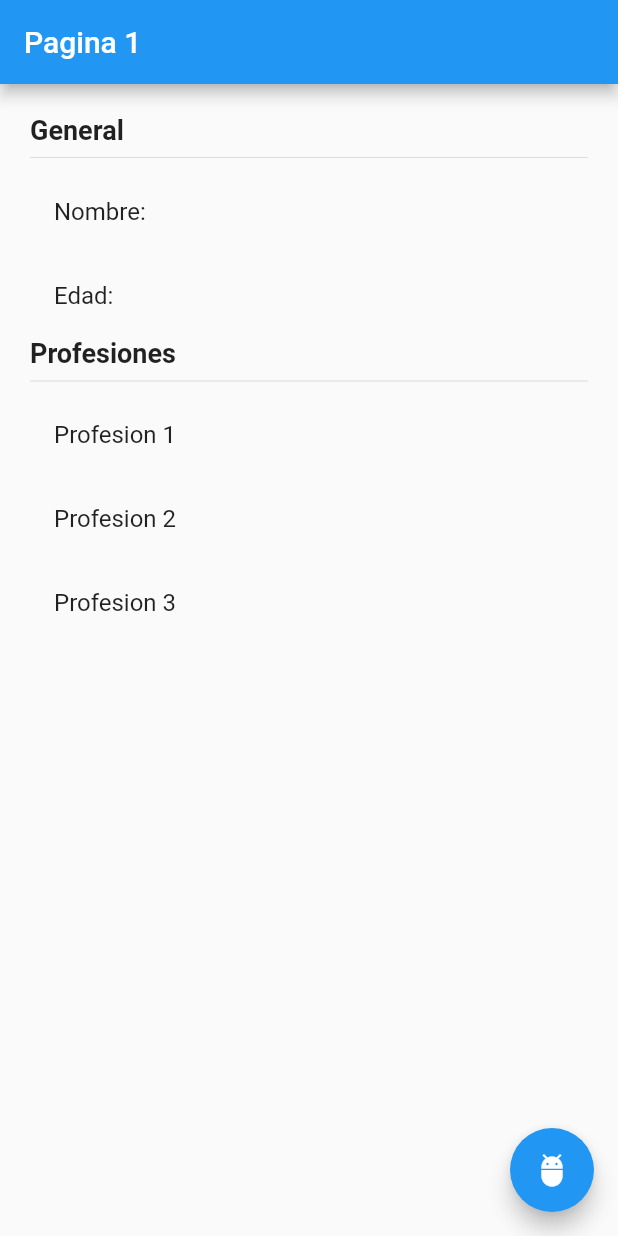
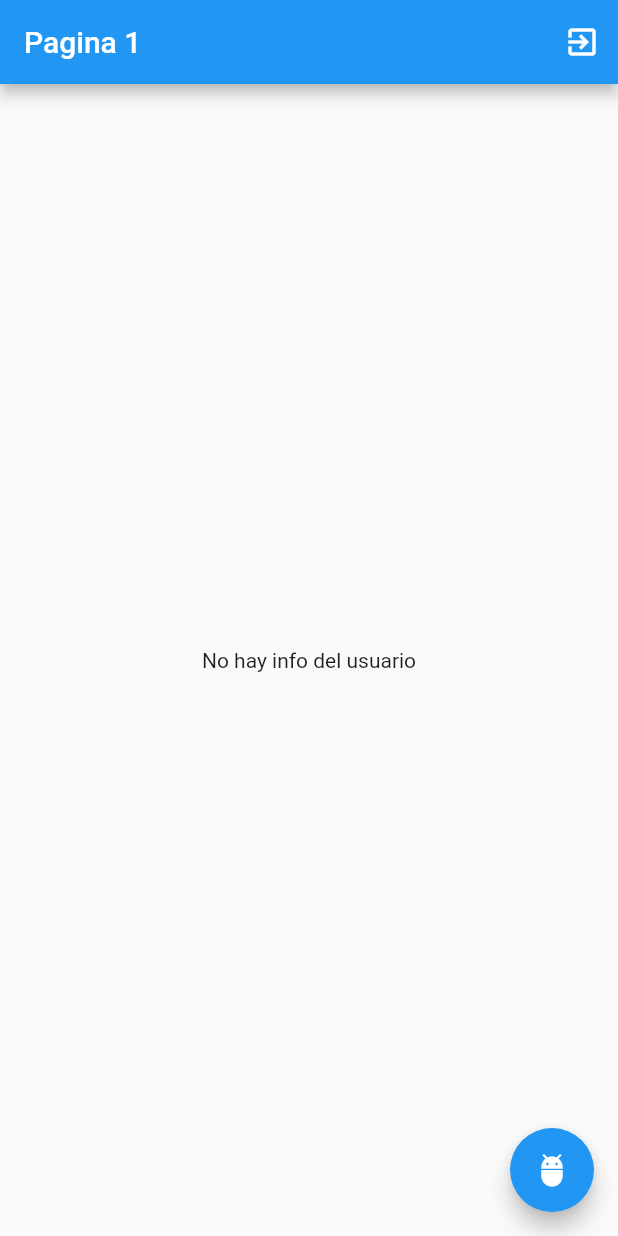
Before and after one commit to johncristobal/flutterAdvanced, a Flutter app: the screen it shows after launch, on a phone screen of 412 x 824 dp. Run offline on Flutter 3.47's test engine with Material 2 defaults, Android fonts, the phone set to English and light mode, and no system bars; our stand-ins replace bloc, flutter_bloc, flutter_secure_storage, pie_chart, pull_to_refresh, socket_io_client; accounts and stored records are empty.

Commit message:
cubitSetFinish

```diff
--- /dev/null
+++ b/s6_singleton/lib/bloc/usuario/usuario_cubit.dart
@@ -0,0 +1,38 @@
+import 'package:bloc/bloc.dart';
+import 'package:flutter/material.dart';
+import 'package:s6_singleton/models/usuario.dart';
+
+part 'usuario_state.dart';
+
+class UsuarioCubit extends Cubit<UsuarioState> {
+
+  UsuarioCubit() : super( UsuarioInitial() );
+
+  void selectUser (Usuario user){
+    emit(UsuarioActivo(user));
+  }
+
+  void cambiarEdad (int edad){
+    final currentState = state;
+    if(currentState is UsuarioActivo){
+      final newUser = currentState.usuario.copyWith(edad: 39);
+      emit(UsuarioActivo(newUser));
+    }
+  }
+
+  void addProfesion (){
+    final currentState = state;
+    if(currentState is UsuarioActivo){
+      final profesiones = [
+        ...currentState.usuario.profesiones,
+        "Profesion ${currentState.usuario.profesiones.length + 1}"
+      ];
+      final newUser = currentState.usuario.copyWith(profesiones: profesiones);
+      emit(UsuarioActivo(newUser));
+    }
+  }
+
+  void borrarUsuario(){
+    emit(UsuarioInitial());
+  }
+}
--- /dev/null
+++ b/s6_singleton/lib/bloc/usuario/usuario_state.dart
@@ -0,0 +1,24 @@
+
+part of 'usuario_cubit.dart';
+
+@immutable
+abstract class UsuarioState {
+
+}
+
+class UsuarioInitial extends UsuarioState {
+
+  final existeUsuario = false;
+
+  @override
+  String toString() {
+    return 'Usuario inicial = existeusuario false';
+  }
+}
+
+class UsuarioActivo extends UsuarioState {
+    final existeUsuario = true;
+    final Usuario usuario;
+
+  UsuarioActivo(this.usuario);
+}
--- a/s6_singleton/lib/main.dart
+++ b/s6_singleton/lib/main.dart
@@ -1,4 +1,6 @@
 import 'package:flutter/material.dart';
+import 'package:flutter_bloc/flutter_bloc.dart';
+import 'package:s6_singleton/bloc/usuario/usuario_cubit.dart';
 import 'package:s6_singleton/pages/pagina1_page.dart';
 import 'package:s6_singleton/pages/pagina2_page.dart';
 
@@ -7,7 +9,11 @@ void main() => runApp(MyApp());
 class MyApp extends StatelessWidget {
   @override
   Widget build(BuildContext context) {
-    return MaterialApp(
+    return MultiBlocProvider(
+      providers: [
+        BlocProvider(create: ( _ ) => new UsuarioCubit())
+      ],
+      child: MaterialApp(
         title: 'Material App',
         debugShowCheckedModeBanner: false,
         initialRoute: "pagina1",
@@ -15,6 +21,7 @@ class MyApp extends StatelessWidget {
           "pagina1": (_) => Page1Page(),
           "pagina2": (_) => Page2Page(),
         },
+      ),
     );
   }
 }
--- a/s6_singleton/lib/models/usuario.dart
+++ b/s6_singleton/lib/models/usuario.dart
@@ -5,4 +5,15 @@ class Usuario {
 
   Usuario({required this.nombre, required this.edad, required this.profesiones});
 
+  copyWith({
+    String? nombre,
+    int? edad,
+    List<String>? profesiones
+  }){
+    return Usuario(
+      nombre: nombre ?? this.nombre,
+      edad: edad ?? this.edad,
+      profesiones: profesiones ?? this.profesiones
+    );
+  }
 }
--- a/s6_singleton/lib/pages/pagina1_page.dart
+++ b/s6_singleton/lib/pages/pagina1_page.dart
@@ -1,15 +1,24 @@
 import 'package:flutter/material.dart';
+import 'package:flutter_bloc/flutter_bloc.dart';
+import 'package:s6_singleton/bloc/usuario/usuario_cubit.dart';
+import 'package:s6_singleton/models/usuario.dart';
 
 
 class Page1Page extends StatelessWidget {
 
   @override
   Widget build(BuildContext context) {
+    final cubit = context.read<UsuarioCubit>();
     return Scaffold(
       appBar: AppBar(
         title: Text("Pagina 1"),
+        actions: [
+          IconButton(onPressed: (){
+            cubit.borrarUsuario();
+          }, icon: Icon(Icons.exit_to_app))
+        ],
       ),
-      body: InfoUsuario(),
+      body: BodyScaffold(),
      floatingActionButton: FloatingActionButton(
        child: Icon(Icons.adb),
        onPressed: () => Navigator.pushNamed(context, "pagina2"),
@@ -18,7 +27,31 @@ class Page1Page extends StatelessWidget {
   }
 }
 
+class BodyScaffold extends StatelessWidget {
+
+  @override
+  Widget build(BuildContext context) {
+    return BlocBuilder<UsuarioCubit, UsuarioState>(
+      builder: (_, state) {
+
+        switch (state.runtimeType) {
+          case UsuarioInitial:
+            return Center(child: Text("No hay info del usuario"),);
+          case UsuarioActivo:
+            return InfoUsuario( usuario: (state as UsuarioActivo).usuario );
+          default:
+            return Center(child: Text("No reconocido"),);
+        }
+      },
+    );
+  }
+}
+
 class InfoUsuario extends StatelessWidget {
+
+  final Usuario usuario;
+
+  const InfoUsuario({required this.usuario});
 
   @override
   Widget build(BuildContext context) {
@@ -32,16 +65,15 @@ class InfoUsuario extends StatelessWidget {
           Text("General", style: TextStyle(fontSize: 18, fontWeight: FontWeight.bold,)),
           Divider(),
 
-          ListTile(title: Text("Nombre: "),),
-          ListTile(title: Text("Edad: "),),
+          ListTile(title: Text("Nombre: ${usuario.nombre}"),),
+          ListTile(title: Text("Edad: ${usuario.edad}"),),
 
           Text("Profesiones", style: TextStyle(fontSize: 18, fontWeight: FontWeight.bold,)),
           Divider(),
 
-          ListTile(title: Text("Profesion 1 "),),
-          ListTile(title: Text("Profesion 2 "),),
-          ListTile(title: Text("Profesion 3 "),),
-
+          ...usuario.profesiones.map((e) => ListTile(
+            title: Text(e),
+          ))
 
         ],
       ),
--- a/s6_singleton/pubspec.yaml
+++ b/s6_singleton/pubspec.yaml
@@ -28,6 +28,7 @@ dependencies:
   # The following adds the Cupertino Icons font to your application.
   # Use with the CupertinoIcons class for iOS style icons.
   cupertino_icons: ^1.0.2
+  flutter_bloc: ^7.3.0
 
 dev_dependencies:
   flutter_test:
```
Also changed, not shown: s6_singleton/lib/pages/pagina2_page.dart (+13 -4 lines), s6_singleton/pubspec.lock, 2 other files. Lines whose indentation alone changed are shown as unchanged.
